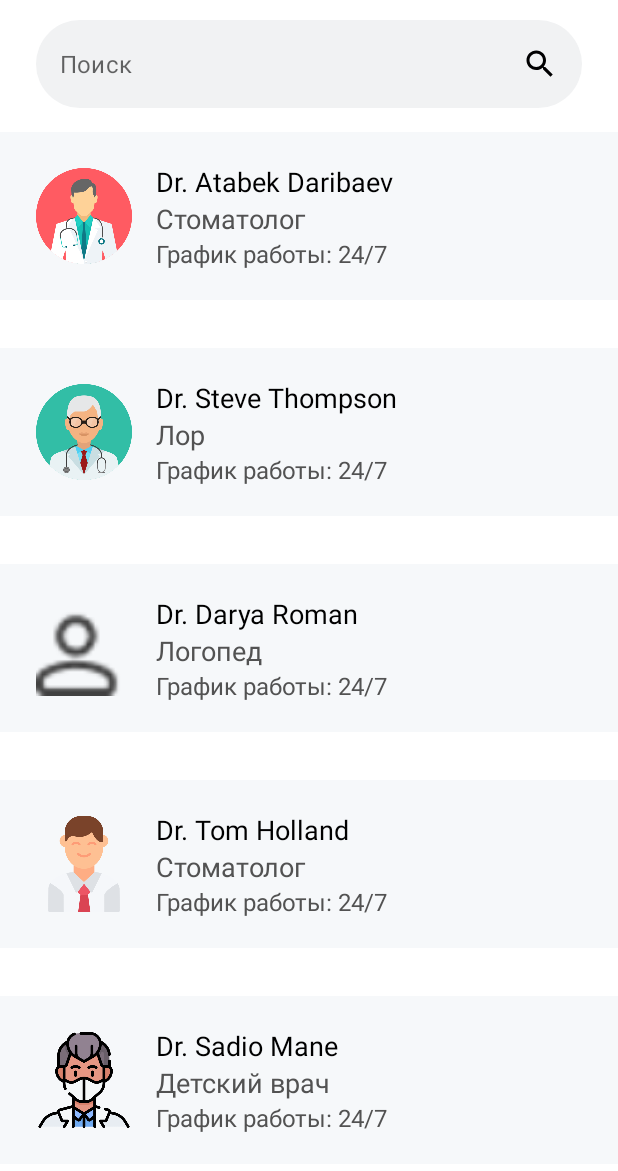
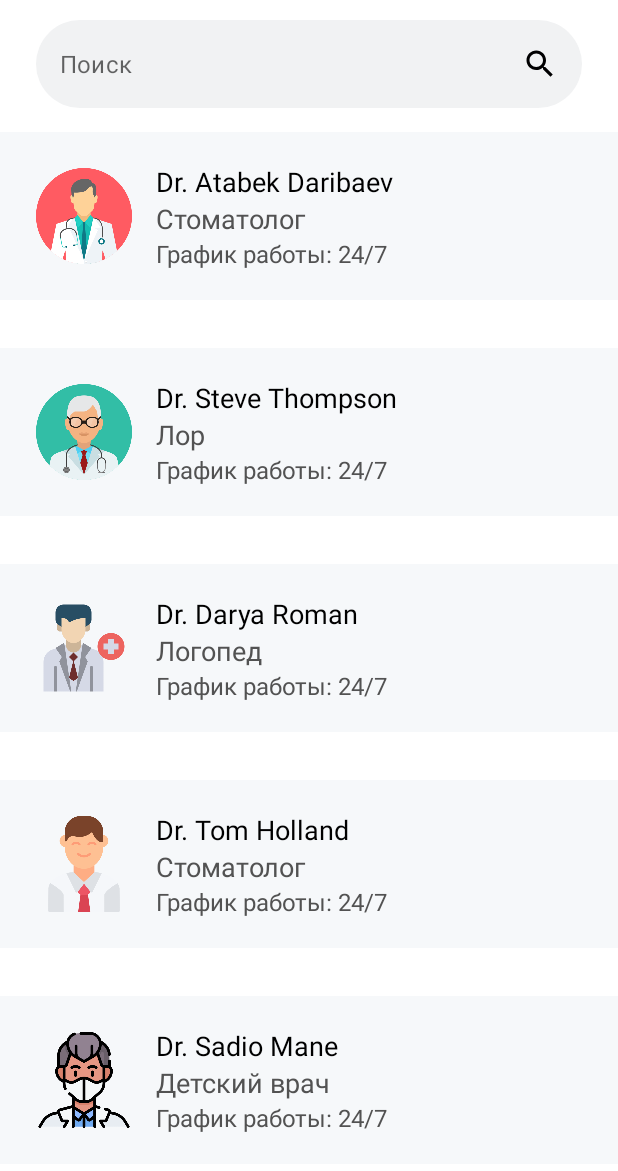
Before and after one commit to atabekkr/OnlinePolyclinic, an Android app: the DoctorsFragment screen opened through its navigation route, on a phone screen of 412 x 824 dp. Shown: the top 1171 px of the screen. Run offline under Robolectric (Android 15) with nearby library versions, the phone set to English and light mode, and no system bars; our stand-ins replace navigation-ui.

Commit message:
shared telegram

```diff
--- a/app/src/main/java/com/atabekdev/onlinepolyclinic/ui/doctors/DoctorsFragment.kt
+++ b/app/src/main/java/com/atabekdev/onlinepolyclinic/ui/doctors/DoctorsFragment.kt
@@ -1,7 +1,51 @@
 package com.atabekdev.onlinepolyclinic.ui.doctors
 
+import android.content.ActivityNotFoundException
+import android.content.Intent
+import android.net.Uri
+import android.os.Bundle
+import android.view.View
 import androidx.fragment.app.Fragment
 import com.atabekdev.onlinepolyclinic.R
+import com.atabekdev.onlinepolyclinic.databinding.FragmentDoctorsBinding
+
 
 class DoctorsFragment : Fragment(R.layout.fragment_doctors) {
+
+    private lateinit var binding: FragmentDoctorsBinding
+
+    override fun onViewCreated(view: View, savedInstanceState: Bundle?) {
+        super.onViewCreated(view, savedInstanceState)
+        binding = FragmentDoctorsBinding.bind(view)
+
+        binding.layout1.setOnClickListener {
+            navigateToLink(Uri.parse("https://t.me/atik_qr"))
+        }
+
+        binding.layout2.setOnClickListener {
+            navigateToLink(Uri.parse("https://t.me/atik_qr"))
+        }
+
+        binding.layout3.setOnClickListener {
+            navigateToLink(Uri.parse("https://t.me/atik_qr"))
+        }
+
+        binding.layout4.setOnClickListener {
+            navigateToLink(Uri.parse("https://t.me/atik_qr"))
+        }
+
+        binding.layout5.setOnClickListener {
+            navigateToLink(Uri.parse("https://t.me/atik_qr"))
+        }
+    }
+
+    private fun navigateToLink(uri: Uri) {
+        val intent = Intent(Intent.ACTION_VIEW, uri)
+        try {
+            startActivity(intent)
+        } catch (e: ActivityNotFoundException){
+            val intent2 = Intent(Intent.ACTION_VIEW,uri)
+            startActivity(intent2)
+        }
+    }
 }
--- a/app/src/main/res/layout/fragment_doctors.xml
+++ b/app/src/main/res/layout/fragment_doctors.xml
@@ -40,6 +40,7 @@
             </com.google.android.material.textfield.TextInputLayout>
 
             <androidx.constraintlayout.widget.ConstraintLayout
+                android:id="@+id/layout1"
                 android:layout_width="match_parent"
                 android:layout_height="wrap_content"
                 android:background="#F6F8FA"
@@ -96,6 +97,7 @@
             </androidx.constraintlayout.widget.ConstraintLayout>
 
             <androidx.constraintlayout.widget.ConstraintLayout
+                android:id="@+id/layout2"
                 android:layout_width="match_parent"
                 android:layout_height="wrap_content"
                 android:background="#F6F8FA"
@@ -152,6 +154,7 @@
             </androidx.constraintlayout.widget.ConstraintLayout>
 
             <androidx.constraintlayout.widget.ConstraintLayout
+                android:id="@+id/layout3"
                 android:layout_width="match_parent"
                 android:layout_height="wrap_content"
                 android:background="#F6F8FA"
@@ -166,7 +169,7 @@
                     app:layout_constraintStart_toStartOf="parent"
                     app:layout_constraintBottom_toBottomOf="parent"
                     android:layout_margin="24dp"
-                    android:src="@drawable/personal_icon"
+                    android:src="@drawable/ic_doctor"
                     />
 
                 <LinearLayout
@@ -207,6 +210,7 @@
             </androidx.constraintlayout.widget.ConstraintLayout>
 
             <androidx.constraintlayout.widget.ConstraintLayout
+                android:id="@+id/layout4"
                 android:layout_width="match_parent"
                 android:layout_height="wrap_content"
                 android:background="#F6F8FA"
@@ -263,6 +267,7 @@
             </androidx.constraintlayout.widget.ConstraintLayout>
 
             <androidx.constraintlayout.widget.ConstraintLayout
+                android:id="@+id/layout5"
                 android:layout_width="match_parent"
                 android:layout_height="wrap_content"
                 android:background="#F6F8FA"
@@ -315,9 +320,7 @@
                         />
 
                 </LinearLayout>
-
             </androidx.constraintlayout.widget.ConstraintLayout>
-
         </LinearLayout>
     </ScrollView>
 
--- a/app/src/main/res/values/strings.xml
+++ b/app/src/main/res/values/strings.xml
@@ -1,5 +1,5 @@
 <resources>
-    <string name="app_name">Online Polyclinic</string>
+    <string name="app_name">Панацея</string>
 
     <string name="hello_blank_fragment">Hello blank fragment</string>
     <string name="title_activity_home">home</string>
```
